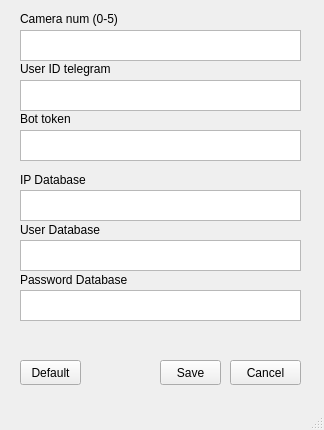
Above: ui/settingwindow.ui from wahyudotdev/face-recognition-python before the change. Below: the same form after it.
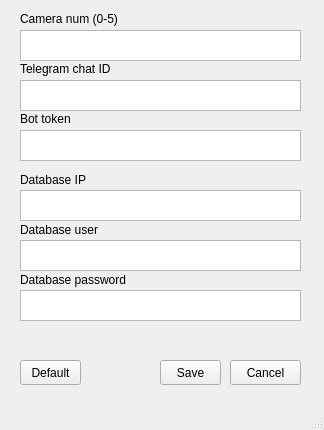
That is the form after the change.

```diff
--- a/ui/settingwindow.ui
+++ b/ui/settingwindow.ui
@@ -60,7 +60,7 @@
      </rect>
     </property>
     <property name="text">
-     <string>User ID telegram</string>
+     <string>Telegram chat ID</string>
     </property>
    </widget>
    <widget class="QTextEdit" name="bot_token">
@@ -106,7 +106,7 @@
      </rect>
     </property>
     <property name="text">
-     <string>IP Database</string>
+     <string>Database IP</string>
     </property>
    </widget>
    <widget class="QTextEdit" name="db_user">
@@ -129,7 +129,7 @@
      </rect>
     </property>
     <property name="text">
-     <string>User Database</string>
+     <string>Database user</string>
     </property>
    </widget>
    <widget class="QTextEdit" name="db_password">
@@ -152,7 +152,7 @@
      </rect>
     </property>
     <property name="text">
-     <string>Password Database</string>
+     <string>Database password</string>
     </property>
    </widget>
    <widget class="QLabel" name="label_6">
```
